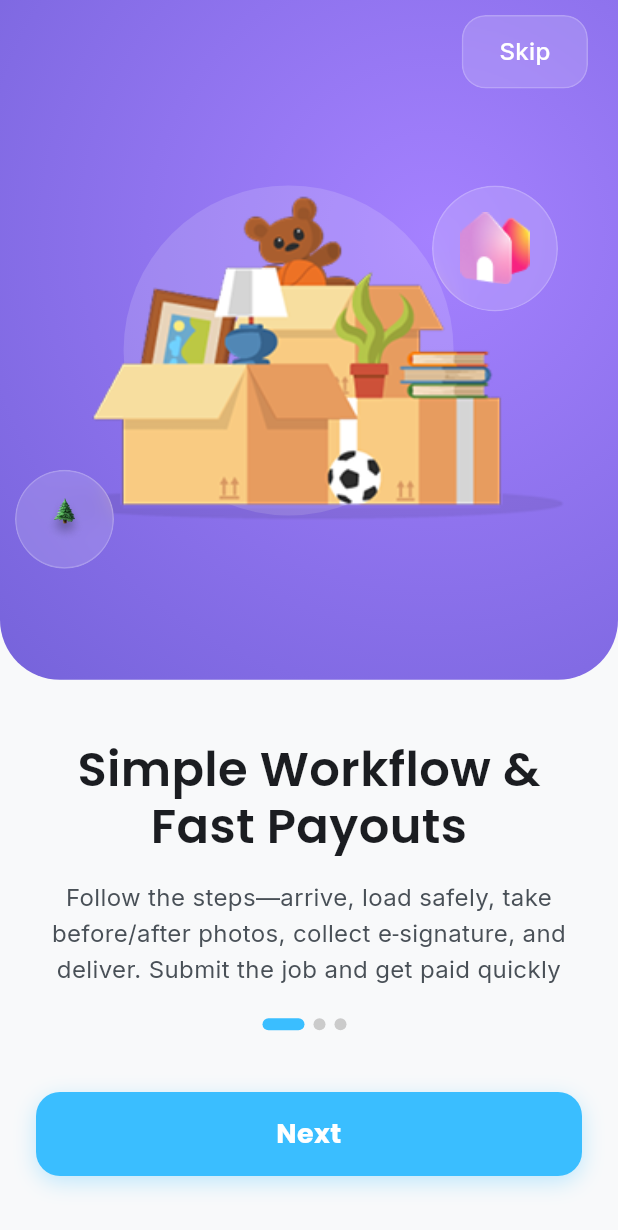
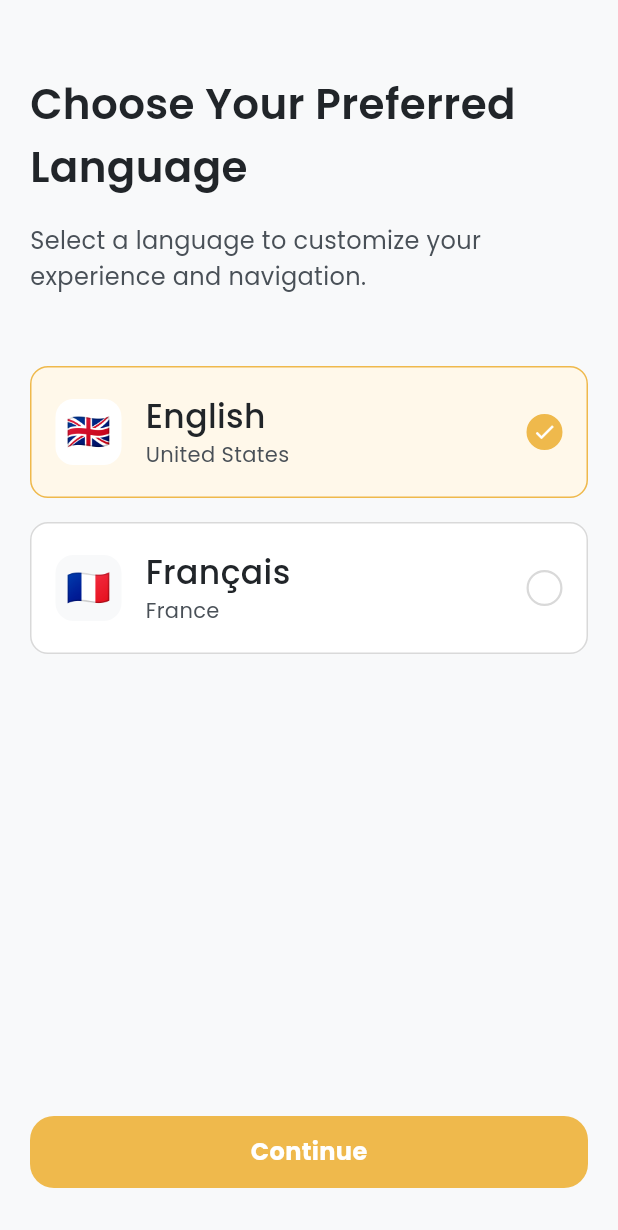
Before and after one commit to mynul56/super_arms_moving_planner, a Flutter app: the screen it shows after launch, on a phone screen of 412 x 824 dp. Shown: the top 1230 px of the screen. Run offline on Flutter 3.47's test engine with Material 3 defaults, Android fonts, the phone set to English and light mode, and no system bars; our stand-ins replace file_picker, flutter_svg, get, google_fonts, image_picker, pdf and 1 more; project files that could hold a hidden picture were left out.

Commit message:
feat(language): add language selection module with controller, view, and routing

```diff
--- a/lib/app/modules/home/views/main_drawer.dart
+++ b/lib/app/modules/home/views/main_drawer.dart
@@ -123,6 +123,14 @@ class MainDrawer extends StatelessWidget {
             },
           ),
           _buildMenuItem(
+            icon: Icons.language,
+            title: 'Language',
+            onTap: () {
+              Get.back();
+              Get.toNamed(Routes.LANGUAGE, arguments: {'from': 'drawer'});
+            },
+          ),
+          _buildMenuItem(
             icon: Icons.logout,
             title: 'Logout',
             onTap: () {
--- /dev/null
+++ b/lib/app/modules/language/controllers/language_controller.dart
@@ -0,0 +1,19 @@
+import 'package:get/get.dart';
+import '../../../routes/app_pages.dart';
+
+class LanguageController extends GetxController {
+  final selectedLanguage = 'English'.obs;
+
+  void changeLanguage(String language) {
+    selectedLanguage.value = language;
+  }
+
+  void onContinue() {
+    // Navigate to the next screen based on the flow.
+    if (Get.arguments != null && Get.arguments['from'] == 'drawer') {
+      Get.offAllNamed(Routes.HOME);
+    } else {
+      Get.offAllNamed(Routes.ONBOARDING);
+    }
+  }
+}
--- /dev/null
+++ b/lib/app/modules/language/views/language_view.dart
@@ -0,0 +1,186 @@
+import 'package:flutter/material.dart';
+import 'package:get/get.dart';
+import 'package:google_fonts/google_fonts.dart';
+
+import '../controllers/language_controller.dart';
+
+class LanguageView extends GetView<LanguageController> {
+  const LanguageView({super.key});
+
+  @override
+  Widget build(BuildContext context) {
+    return Scaffold(
+      backgroundColor: const Color(0xFFF8F9FA),
+      body: SafeArea(
+        child: Padding(
+          padding: const EdgeInsets.symmetric(horizontal: 20.0),
+          child: Column(
+            crossAxisAlignment: CrossAxisAlignment.start,
+            children: [
+              const SizedBox(height: 48),
+              // Title
+              Text(
+                'Choose Your Preferred\nLanguage',
+                style: GoogleFonts.poppins(
+                  fontSize: 28,
+                  fontWeight: FontWeight.w600,
+                  color: const Color(0xFF212529),
+                  height: 1.5,
+                ),
+              ),
+              const SizedBox(height: 16),
+              // Subtitle
+              Text(
+                'Select a language to customize your\nexperience and navigation.',
+                style: GoogleFonts.poppins(
+                  fontSize: 16,
+                  fontWeight: FontWeight.w400,
+                  color: const Color(0xFF495057),
+                  height: 1.5,
+                ),
+              ),
+              const SizedBox(height: 48),
+
+              // Language options
+              Obx(
+                () => _buildLanguageOption(
+                  'English',
+                  'United States',
+                  '🇬🇧', // Based on the UI matching UK flag for English
+                  controller.selectedLanguage.value == 'English',
+                  () => controller.changeLanguage('English'),
+                ),
+              ),
+              const SizedBox(height: 16),
+              Obx(
+                () => _buildLanguageOption(
+                  'Français',
+                  'France',
+                  '🇫🇷',
+                  controller.selectedLanguage.value == 'Français',
+                  () => controller.changeLanguage('Français'),
+                ),
+              ),
+
+              const Spacer(),
+
+              // Continue Button
+              GestureDetector(
+                onTap: controller.onContinue,
+                child: Container(
+                  width: double.infinity,
+                  height: 48,
+                  decoration: BoxDecoration(
+                    color: const Color(0xFFEFB94C),
+                    borderRadius: BorderRadius.circular(16),
+                  ),
+                  child: Center(
+                    child: Text(
+                      'Continue',
+                      style: GoogleFonts.poppins(
+                        fontSize: 16,
+                        fontWeight: FontWeight.w700,
+                        color: Colors.white,
+                      ),
+                    ),
+                  ),
+                ),
+              ),
+              const SizedBox(height: 32),
+            ],
+          ),
+        ),
+      ),
+    );
+  }
+
+  Widget _buildLanguageOption(
+    String language,
+    String country,
+    String flagEmoji,
+    bool isSelected,
+    VoidCallback onTap,
+  ) {
+    return GestureDetector(
+      onTap: onTap,
+      child: Container(
+        height: 88,
+        padding: const EdgeInsets.all(16),
+        decoration: BoxDecoration(
+          color: isSelected ? const Color(0xFFFFF8EA) : Colors.white,
+          border: Border.all(
+            color: isSelected
+                ? const Color(0xFFEFB94C)
+                : const Color(0xFFD9D9D9),
+            width: 1,
+          ),
+          borderRadius: BorderRadius.circular(12),
+        ),
+        child: Row(
+          children: [
+            // Flag Icon Container
+            Container(
+              width: 44,
+              height: 44,
+              decoration: BoxDecoration(
+                color: isSelected ? Colors.white : const Color(0xFFF8F9FA),
+                borderRadius: BorderRadius.circular(12),
+              ),
+              child: Center(
+                child: Text(flagEmoji, style: const TextStyle(fontSize: 24)),
+              ),
+            ),
+            const SizedBox(width: 16),
+            // Text Information
+            Expanded(
+              child: Column(
+                crossAxisAlignment: CrossAxisAlignment.start,
+                mainAxisAlignment: MainAxisAlignment.center,
+                children: [
+                  Text(
+                    language,
+                    style: GoogleFonts.poppins(
+                      fontSize: 22,
+                      fontWeight: FontWeight.w500,
+                      color: const Color(0xFF212529),
+                      height: 1.4,
+                    ),
+                  ),
+                  Text(
+                    country,
+                    style: GoogleFonts.poppins(
+                      fontSize: 14,
+                      fontWeight: FontWeight.w400,
+                      color: const Color(0xFF495057),
+                      height: 1.5,
+                    ),
+                  ),
+                ],
+              ),
+            ),
+            // Checkmark or empty circle
+            Container(
+              width: 24,
+              height: 24,
+              decoration: BoxDecoration(
+                shape: BoxShape.circle,
+                color: isSelected
+                    ? const Color(0xFFEFB94C)
+                    : Colors.transparent,
+                border: Border.all(
+                  color: isSelected
+                      ? const Color(0xFFEFB94C)
+                      : const Color(0xFFD9D9D9),
+                  width: 1.5,
+                ),
+              ),
+              child: isSelected
+                  ? const Icon(Icons.check, size: 16, color: Colors.white)
+                  : null,
+            ),
+          ],
+        ),
+      ),
+    );
+  }
+}
--- a/lib/app/modules/splash/controllers/splash_controller.dart
+++ b/lib/app/modules/splash/controllers/splash_controller.dart
@@ -14,8 +14,8 @@ class SplashController extends GetxController {
     print('SplashController ready, starting 3s timer');
     // Navigate to Onboarding after 3 seconds
     Future.delayed(const Duration(seconds: 3), () {
-      print('Splash timer finished, navigating to Onboarding');
-      Get.offAllNamed(Routes.ONBOARDING);
+      print('Splash timer finished, navigating to Language screen');
+      Get.offAllNamed(Routes.LANGUAGE);
     });
   }
 
--- a/lib/app/routes/app_routes.dart
+++ b/lib/app/routes/app_routes.dart
@@ -48,6 +48,7 @@ abstract class Routes {
   static const CHAT = _Paths.CHAT;
   static const SCHEDULE = _Paths.SCHEDULE;
   static const CHANGE_PASSWORD = _Paths.CHANGE_PASSWORD;
+  static const LANGUAGE = _Paths.LANGUAGE;
 }
 
 abstract class _Paths {
@@ -97,4 +98,5 @@ abstract class _Paths {
   static const CHAT = '/chat';
   static const SCHEDULE = '/schedule';
   static const CHANGE_PASSWORD = '/change-password';
+  static const LANGUAGE = '/language';
 }
```
Also changed, not shown: lib/app/modules/language/bindings/language_binding.dart (added, +9 -0 lines), lib/app/routes/app_pages.dart (+50 -214 lines).
